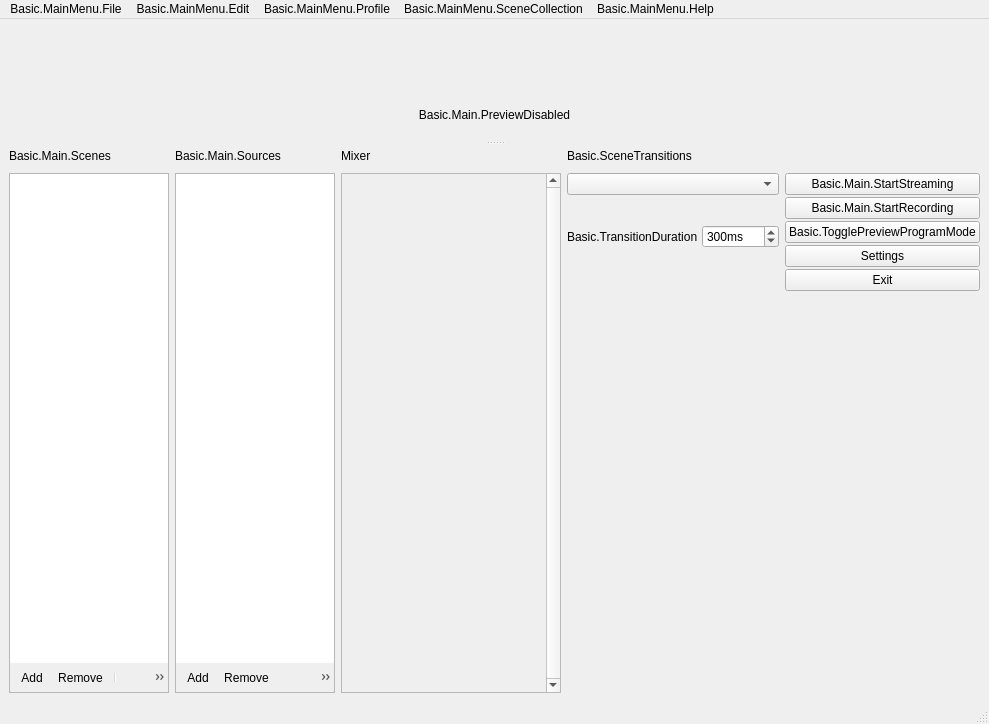
First picture: the form in obs/forms/OBSBasic.ui, repository deepin-community/obs-studio, before the edit.
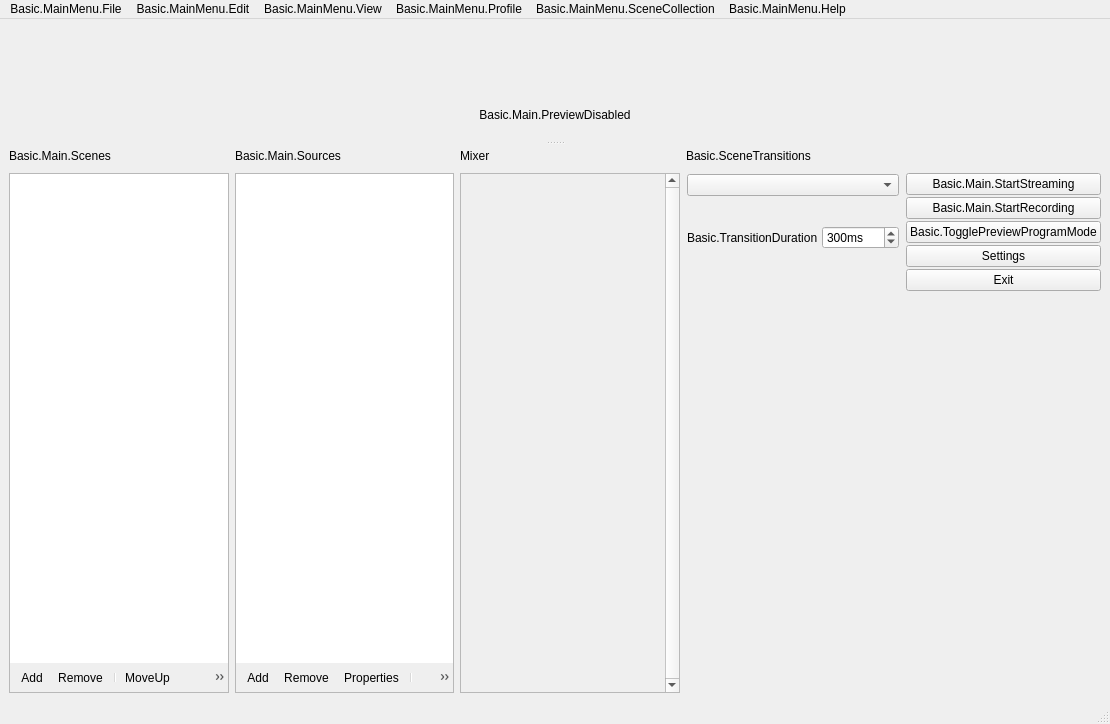
Second picture: the form after the edit. Icons and pictures are not drawn. Custom widgets are drawn as their Qt base class.

Patch:
```diff
--- a/obs/forms/OBSBasic.ui
+++ b/obs/forms/OBSBasic.ui
@@ -7,7 +7,7 @@
    <rect>
     <x>0</x>
     <y>0</y>
-    <width>957</width>
+    <width>1110</width>
     <height>724</height>
    </rect>
   </property>
@@ -575,11 +575,31 @@
           </property>
          </widget>
         </item>
+        <item row="0" column="3">
+         <widget class="QLabel" name="sceneTransitionsLabel">
+          <property name="text">
+           <string>Basic.SceneTransitions</string>
+          </property>
+         </widget>
+        </item>
         <item row="1" column="3">
+         <widget class="QWidget" name="transitionsContainer" native="true">
          <layout class="QVBoxLayout" name="verticalLayout">
           <property name="spacing">
            <number>4</number>
           </property>
+           <property name="leftMargin">
+            <number>1</number>
+           </property>
+           <property name="topMargin">
+            <number>1</number>
+           </property>
+           <property name="rightMargin">
+            <number>1</number>
+           </property>
+           <property name="bottomMargin">
+            <number>2</number>
+           </property>
           <item>
            <widget class="QComboBox" name="transitions">
             <property name="minimumSize">
@@ -600,6 +620,9 @@
               <property name="orientation">
                <enum>Qt::Horizontal</enum>
               </property>
+               <property name="sizeType">
+                <enum>QSizePolicy::Preferred</enum>
+               </property>
               <property name="sizeHint" stdset="0">
                <size>
                 <width>40</width>
@@ -771,12 +794,6 @@
            </spacer>
           </item>
          </layout>
-        </item>
-        <item row="0" column="3">
-         <widget class="QLabel" name="label_2">
-          <property name="text">
-           <string>Basic.SceneTransitions</string>
-          </property>
          </widget>
         </item>
        </layout>
@@ -790,7 +807,7 @@
     <rect>
      <x>0</x>
      <y>0</y>
-     <width>957</width>
+     <width>1110</width>
      <height>21</height>
     </rect>
    </property>
@@ -884,8 +901,23 @@
     <addaction name="actionRemoveSceneCollection"/>
     <addaction name="separator"/>
    </widget>
+   <widget class="QMenu" name="viewMenu">
+    <property name="title">
+     <string>Basic.MainMenu.View</string>
+    </property>
+    <widget class="QMenu" name="viewMenuToolbars">
+     <property name="title">
+      <string>Basic.MainMenu.View.Toolbars</string>
+     </property>
+     <addaction name="toggleListboxToolbars"/>
+    </widget>
+    <addaction name="viewMenuToolbars"/>
+    <addaction name="toggleSceneTransitions"/>
+    <addaction name="toggleStatusBar"/>
+   </widget>
    <addaction name="menu_File"/>
    <addaction name="menuBasic_MainMenu_Edit"/>
+   <addaction name="viewMenu"/>
    <addaction name="profileMenu"/>
    <addaction name="sceneCollectionMenu"/>
    <addaction name="menuBasic_MainMenu_Help"/>
```
Left out of the diff: 45 changed lines with no effect on the pictures. Lines whose indentation alone changed are shown as unchanged.
